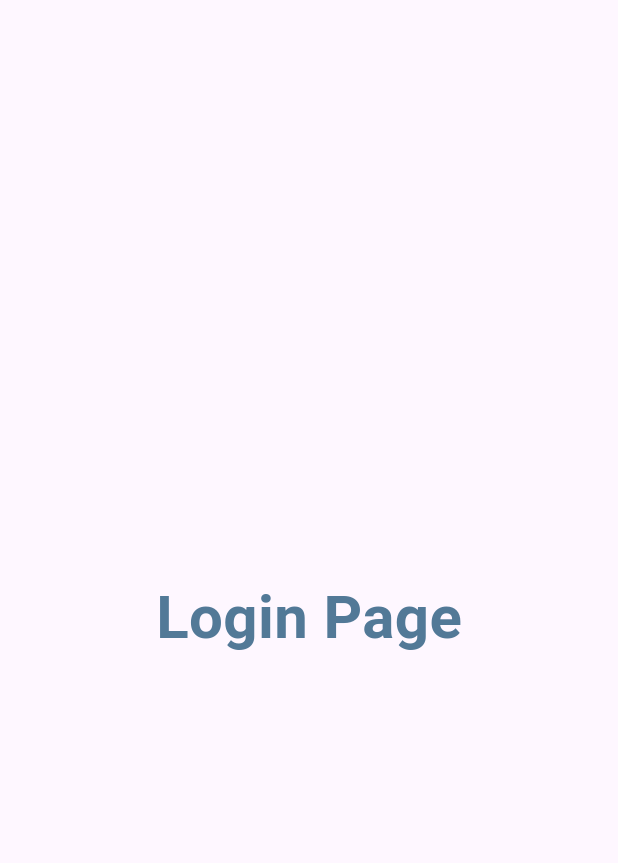
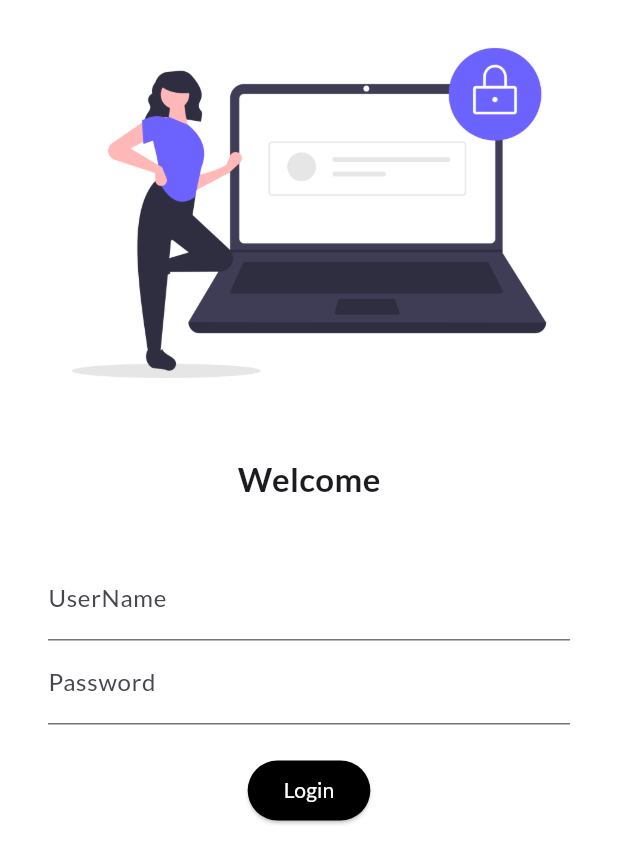
Before and after one commit to developer-nkchauhan/30_Days_of_Flutter, a Flutter app: the screen it shows after launch, on a phone screen of 412 x 824 dp. Shown: the top 863 px of the screen. Run offline on Flutter 3.47's test engine with Material 3 defaults, Android fonts, the phone set to English and light mode, and no system bars; our stand-ins replace google_fonts.

Commit message:
day4 completed

```diff
--- a/lib/main.dart
+++ b/lib/main.dart
@@ -1,6 +1,7 @@
 import 'package:flutter/material.dart';
 import 'package:flutter_catalog/pages/home_page.dart';
 import 'package:flutter_catalog/pages/login_page.dart';
+import 'package:google_fonts/google_fonts.dart';
 
 void main() {
   runApp(MyApp());
@@ -14,7 +15,9 @@ class MyApp extends StatelessWidget {
     return MaterialApp(
       // home: HomePage(),
       themeMode: ThemeMode.light,
-      theme: ThemeData(primarySwatch: Colors.deepPurple),
+      theme: ThemeData(
+          primarySwatch: Colors.deepPurple,
+          fontFamily: GoogleFonts.lato().fontFamily),
       darkTheme: ThemeData(primarySwatch: Colors.deepPurple),
       routes: {
         "/login": (context) => HomePage(),
--- a/lib/pages/login_page.dart
+++ b/lib/pages/login_page.dart
@@ -5,17 +5,45 @@ class LoginPage extends StatelessWidget {
 
   @override
   Widget build(BuildContext context) {
-    return const Material(
-      child: Center(
-        child: Text(
-          "Login Page",
-          style: TextStyle(
-              fontSize: 20,
-              color: Color.fromARGB(255, 82, 121, 151),
-              fontWeight: FontWeight.bold),
-          textScaler: TextScaler.linear(2.0),
-        ),
-      ),
-    );
+    return Material(
+        color: Colors.white,
+        child: Column(
+          children: [
+            Image.asset("assets/images/login_image.png", fit: BoxFit.cover),
+            SizedBox(height: 20),
+            Text(
+              "Welcome",
+              style: TextStyle(fontSize: 22, fontWeight: FontWeight.bold),
+            ),
+            SizedBox(height: 20),
+            Padding(
+              padding:
+                  const EdgeInsets.symmetric(vertical: 16.0, horizontal: 32.0),
+              child: Column(
+                children: [
+                  TextFormField(
+                    decoration: InputDecoration(
+                        hintText: "Enter Username", labelText: "UserName"),
+                    obscureText: true,
+                  ),
+                  TextFormField(
+                    decoration: InputDecoration(
+                        hintText: "Enter Password", labelText: "Password"),
+                  ),
+                  SizedBox(height: 20),
+                  ElevatedButton(
+                    onPressed: () {
+                      print("Hello Mr. NK");
+                    },
+                    child: Text("Login"),
+                    style: TextButton.styleFrom(
+                        foregroundColor: Colors.white,
+                        backgroundColor: Colors.black),
+                  )
+                ],
+              ),
+            ),
+          ],
+        ));
   }
 }
--- a/pubspec.yaml
+++ b/pubspec.yaml
@@ -35,6 +35,7 @@ dependencies:
   # The following adds the Cupertino Icons font to your application.
   # Use with the CupertinoIcons class for iOS style icons.
   cupertino_icons: ^1.0.8
+  google_fonts: ^6.2.1
 
 dev_dependencies:
   flutter_test:
@@ -59,9 +60,8 @@ flutter:
   uses-material-design: true
 
   # To add assets to your application, add an assets section, like this:
-  # assets:
-  #   - images/a_dot_burr.jpeg
-  #   - images/a_dot_ham.jpeg
+  assets:
+    - assets/images/
 
   # An image asset can refer to one or more resolution-specific "variants", see
   # https://flutter.dev/to/resolution-aware-images
```
Also changed, not shown: assets/images/login_image.png (added), pubspec.lock, 2 other files.
